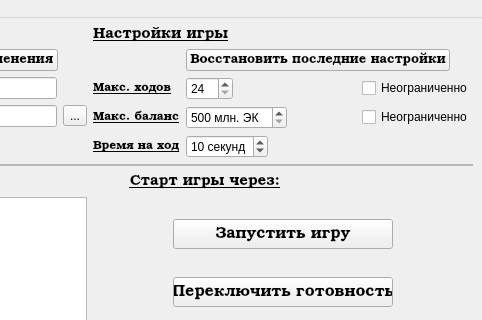
The window that userinterface/lobbywindow.ui (AlekseyLapunov/Client-Monopoly) describes before a commit, drawn with Qt 5; both pictures show x 255 to 737 and y 0 to 320 of the 737 by 421 pixel window.
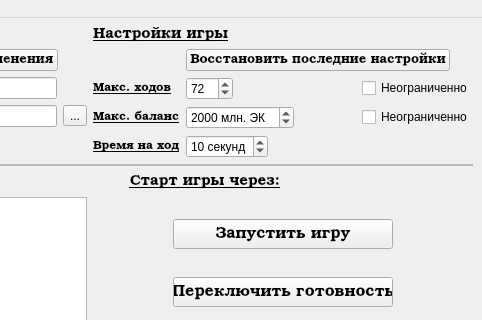
The same window after the commit.

Diff of the .ui file:
```diff
--- a/userinterface/lobbywindow.ui
+++ b/userinterface/lobbywindow.ui
@@ -497,9 +497,15 @@
            <string> млн. ЭК</string>
           </property>
           <property name="minimum">
-           <number>500</number>
+           <number>800</number>
           </property>
           <property name="maximum">
+           <number>20000</number>
+          </property>
+          <property name="singleStep">
+           <number>200</number>
+          </property>
+          <property name="value">
            <number>2000</number>
           </property>
           <property name="singleStep">
@@ -552,6 +558,12 @@
           <property name="maximum">
            <number>128</number>
           </property>
+          <property name="singleStep">
+           <number>24</number>
+          </property>
+          <property name="value">
+           <number>72</number>
+          </property>
          </widget>
         </item>
         <item>
```
Left out of the diff: 5 changed lines with no effect on the pictures.
